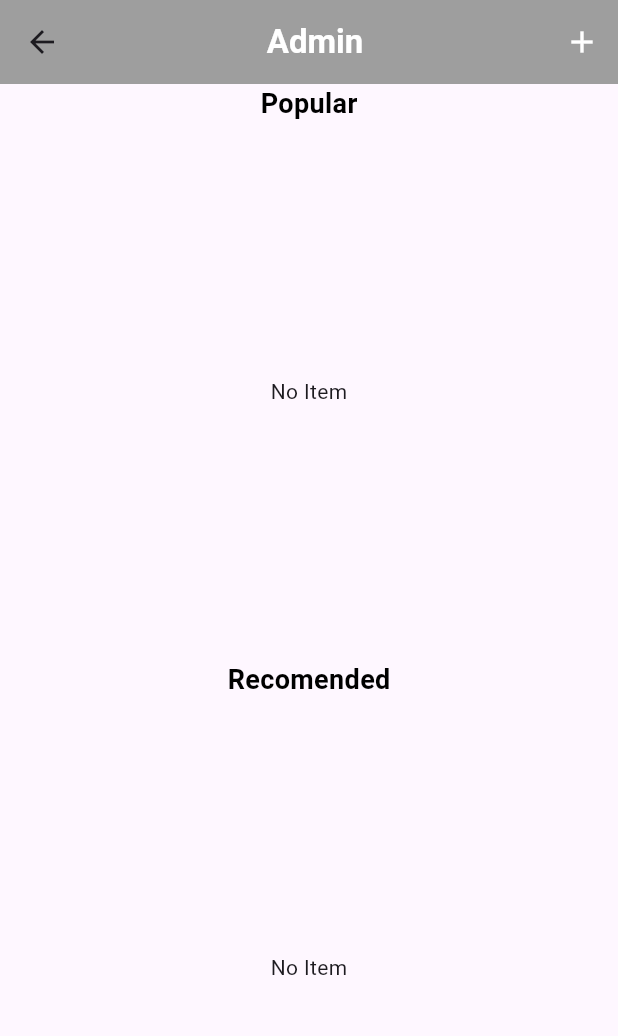
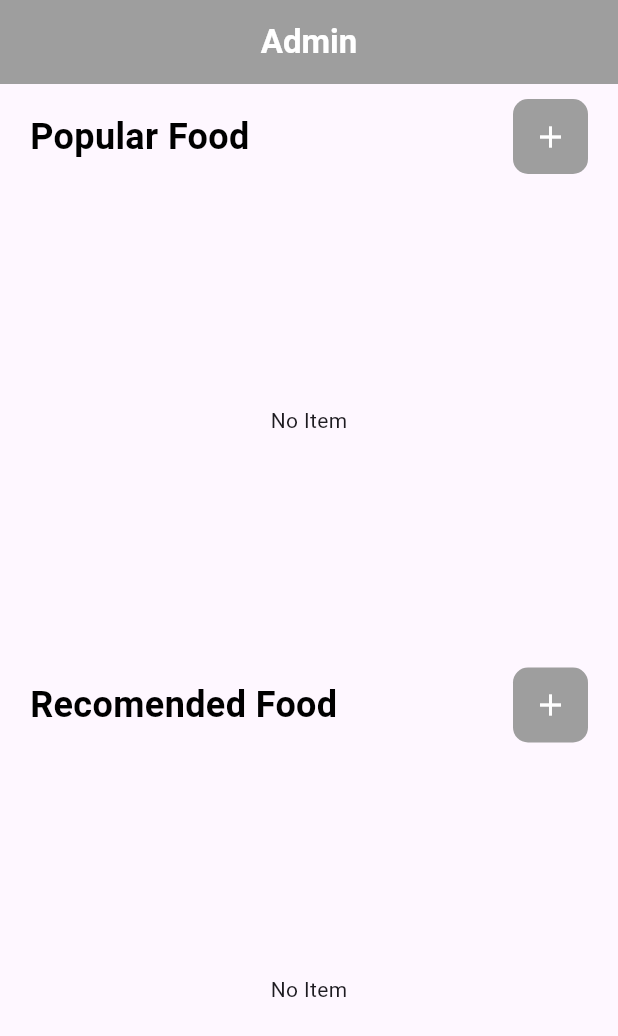
Before and after one commit to shadu-rz/Flavor-Fleet-Admin-App, a Flutter app: the HomePage screen opened directly, on a phone screen of 412 x 824 dp. Shown: the top 1036 px of the screen. Run offline on Flutter 3.47's test engine with Material 3 defaults, Android fonts, the phone set to English and light mode, and no system bars; our stand-ins replace cloud_firestore, firebase_core, get; accounts and stored records are empty.

Commit message:
bug fixes and ui changes in adding products

```diff
--- a/lib/pages/home_page.dart
+++ b/lib/pages/home_page.dart
@@ -1,5 +1,5 @@
-
-import 'package:flavor_fleet_admin_app/pages/product_add_page.dart';
+import 'package:flavor_fleet_admin_app/pages/add_popular_product_page.dart';
+import 'package:flavor_fleet_admin_app/pages/add_recommended_product_page.dart';
 import 'package:flavor_fleet_admin_app/widgets/popular_product_list_widget.dart';
 import 'package:flavor_fleet_admin_app/widgets/recommended_product_list_widget.dart';
 import 'package:flutter/material.dart';
@@ -11,32 +11,84 @@ class HomePage extends StatelessWidget {
   Widget build(BuildContext context) {
     return Scaffold(
       appBar: AppBar(
+        automaticallyImplyLeading: false,
         backgroundColor: Colors.grey,
         title: const Center(
           child: Text(
             'Admin',
             style: TextStyle(fontWeight: FontWeight.bold, color: Colors.white),
-        )),
-        actions: [
-          IconButton(
+          ),
+        ),
+      ),
+      body: Column(
+        children: [
+          const SizedBox(height: 10),
+          Padding(
+            padding: const EdgeInsets.symmetric(horizontal: 20),
+            child: Row(
+              mainAxisAlignment: MainAxisAlignment.spaceBetween,
+              children: [
+                const Text(
+                  'Popular Food',
+                  style: TextStyle(
+                      fontWeight: FontWeight.bold,
+                      color: Colors.black,
+                      fontSize: 24),
+                ),
+                Container(
+                  decoration: const BoxDecoration(
+                    borderRadius: BorderRadius.all(Radius.circular(10)),
+                    color: Colors.grey,
+                  ),
+                  height: 50,
+                  width: 50,
+                  child: IconButton(
+                    color: Colors.white,
                     onPressed: () {
                       Navigator.of(context).push(MaterialPageRoute(
-                builder: (context) => const ProductAddPage(),
+                        builder: (context) => const PopularProduct(),
                       ));
                     },
-            icon: const Icon(
-              Icons.add,
-              color: Colors.white,
+                    icon: const Icon(Icons.add),
                   ),
-          )
+                ),
               ],
             ),
-      body: const  Column(
+          ),
+          const Expanded(child: PopulaProductListWidget()),
+          Padding(
+            padding: const EdgeInsets.symmetric(horizontal: 20),
+            child: Row(
+              mainAxisAlignment: MainAxisAlignment.spaceBetween,
               children: [
-          Text('Popular' ,style: TextStyle(fontWeight: FontWeight.bold,color: Colors.black,fontSize: 18)),
-          Expanded(child:  PopulaProductListWidget()),
-          Text('Recomended', style: TextStyle(fontWeight: FontWeight.bold,color: Colors.black,fontSize: 18)),
-          Expanded(child:  RecommendedProductListWidget())
+                const Text(
+                  'Recomended Food',
+                  style: TextStyle(
+                      fontWeight: FontWeight.bold,
+                      color: Colors.black,
+                      fontSize: 24),
+                ),
+                Container(
+                  decoration: const BoxDecoration(
+                    borderRadius: BorderRadius.all(Radius.circular(10)),
+                    color: Colors.grey,
+                  ),
+                  height: 50,
+                  width: 50,
+                  child: IconButton(
+                    color: Colors.white,
+                    onPressed: () {
+                      Navigator.of(context).push(MaterialPageRoute(
+                        builder: (context) => const RecommendedProduct(),
+                      ));
+                    },
+                    icon: const Icon(Icons.add),
+                  ),
+                ),
+              ],
+            ),
+          ),
+          const Expanded(child: RecommendedProductListWidget())
         ],
       ),
     );
--- a/pubspec.yaml
+++ b/pubspec.yaml
@@ -9,6 +9,7 @@ environment:
 
 dependencies:
   cloud_firestore: ^4.7.0
+  connectivity_plus: ^4.0.2
   cupertino_icons: ^1.0.2
   firebase_auth: null
   firebase_core: ^2.12.0
```
Also changed, not shown: lib/pages/product_add_page.dart (+25 -14 lines), pubspec.lock, 8 other files. Lines whose indentation alone changed are shown as unchanged.
